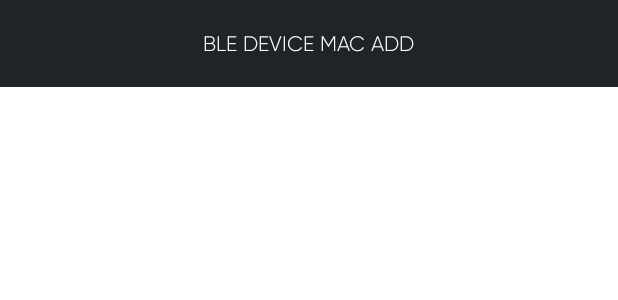
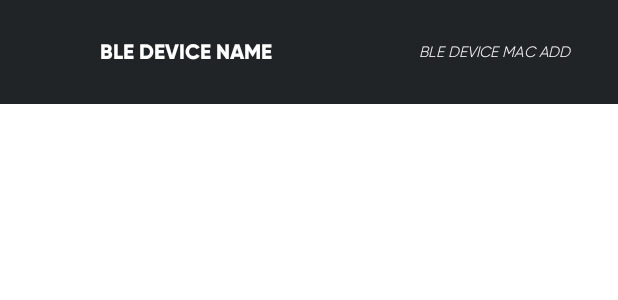
Before and after one commit to chanjunren/fall-detection, an Android app: the layout card_ble_device.xml on its own in the app's theme, with its tools: preview values and no code run, on a phone screen of 412 x 824 dp. Shown: the top 300 px of the screen. Run offline under Robolectric (Android 15) with nearby library versions, the phone set to English and light mode, and no system bars.

Commit message:
Touched up BLE device card | Fixed BLE connection settings | Touched up BleAdapter for a cleaner display

```diff
--- a/android-app/app/src/main/res/layout/card_ble_device.xml
+++ b/android-app/app/src/main/res/layout/card_ble_device.xml
@@ -3,13 +3,32 @@
     xmlns:app="http://schemas.android.com/apk/res-auto"
     android:layout_width="match_parent"
     android:background="@color/default_bg"
-    android:layout_height="wrap_content">
-
+    android:layout_height="69dp">
     <TextView
-        android:id="@+id/bleDeviceTv"
+        android:id="@+id/bleDeviceNameTv"
         android:padding="20dp"
-        android:layout_width="wrap_content"
-        android:layout_height="wrap_content"
+        android:layout_width="0dp"
+        app:layout_constraintWidth_percent="0.6"
+        android:layout_height="match_parent"
+        android:text="BLE DEVICE NAME"
+        android:gravity="center"
+        android:fontFamily="@font/gilroy_extrabold"
+        android:textColor="@color/white"
+        app:layout_constraintHorizontal_bias="0"
+        app:layout_constraintBottom_toBottomOf="parent"
+        app:layout_constraintEnd_toEndOf="parent"
+        app:layout_constraintStart_toStartOf="parent"
+        app:layout_constraintTop_toTopOf="parent" />
+    <TextView
+        android:id="@+id/bleDeviceMacAddTv"
+        android:padding="20dp"
+        android:layout_width="0dp"
+        android:textSize="10dp"
+        android:textStyle="italic"
+        android:gravity="center"
+        app:layout_constraintWidth_percent="0.4"
+        android:layout_height="match_parent"
+        app:layout_constraintHorizontal_bias="1"
         android:text="BLE DEVICE MAC ADD"
         android:fontFamily="@font/gilroy_light"
         android:textColor="@color/white"
```
Also changed, not shown: android-app/app/src/main/java/com/cs3237_group_3/fall_detection_app/gateway/BleManager.java (+5 -10 lines), android-app/app/src/main/java/com/cs3237_group_3/fall_detection_app/view/ConfigWaistSensorFragment.java (+21 -8 lines), android-app/app/src/main/java/com/cs3237_group_3/fall_detection_app/view/adapter/BleDevicesAdapter.java (+8 -23 lines).
